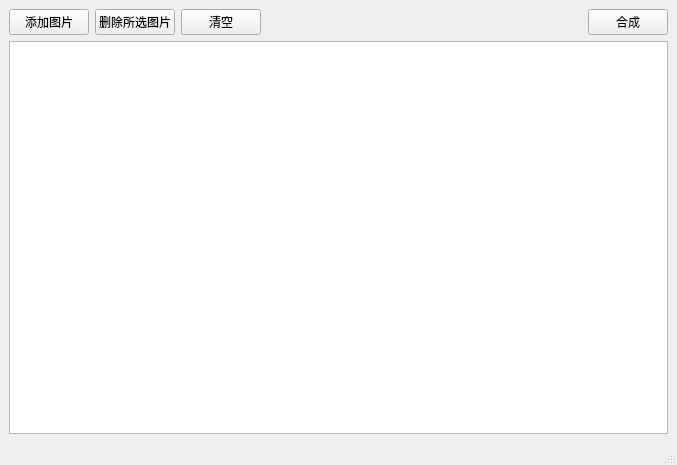
This is mainwindow.ui in jadulose/PDF-Compositor as Qt 5 draws it before an edit. The edited form follows.
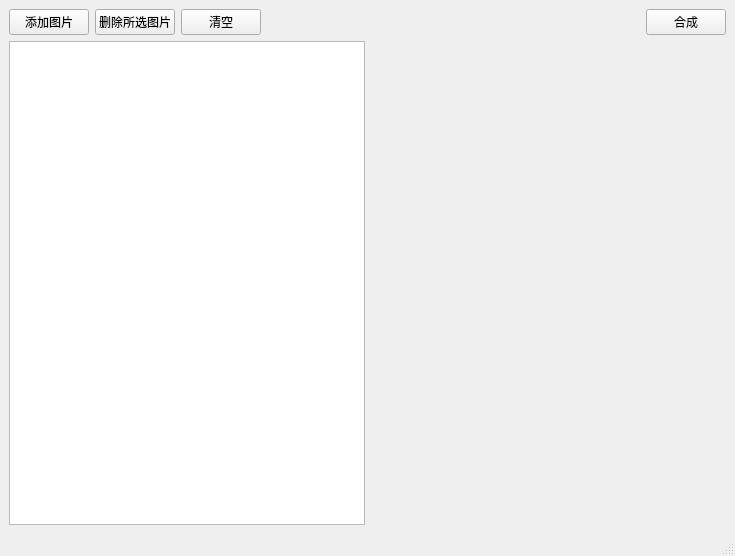
This is the edited form.

Commit message: Feature: drop photos and directories

What changed in the file:
```diff
--- a/mainwindow.ui
+++ b/mainwindow.ui
@@ -6,15 +6,34 @@
    <rect>
     <x>0</x>
     <y>0</y>
-    <width>677</width>
-    <height>465</height>
+    <width>735</width>
+    <height>556</height>
    </rect>
   </property>
   <property name="windowTitle">
    <string>PDF Compositer</string>
   </property>
   <widget class="QWidget" name="centralwidget">
-   <layout class="QVBoxLayout" name="verticalLayout">
+   <layout class="QGridLayout" name="gridLayout">
+    <item row="0" column="0">
+     <widget class="QStackedWidget" name="stackedWidget">
+      <property name="currentIndex">
+       <number>0</number>
+      </property>
+      <widget class="QWidget" name="page">
+       <layout class="QVBoxLayout" name="verticalLayout_2">
+        <property name="leftMargin">
+         <number>0</number>
+        </property>
+        <property name="topMargin">
+         <number>0</number>
+        </property>
+        <property name="rightMargin">
+         <number>0</number>
+        </property>
+        <property name="bottomMargin">
+         <number>0</number>
+        </property>
     <item>
      <layout class="QHBoxLayout" name="horizontalLayout">
       <item>
@@ -61,6 +80,8 @@
      </layout>
     </item>
     <item>
+         <layout class="QHBoxLayout" name="horizontalLayout_3" stretch="1,1">
+          <item>
      <widget class="QListWidget" name="listWidget">
       <property name="editTriggers">
        <set>QAbstractItemView::NoEditTriggers</set>
@@ -86,21 +107,136 @@
         <height>60</height>
        </size>
       </property>
-      <property name="movement">
-       <enum>QListView::Snap</enum>
-      </property>
-      <property name="layoutMode">
-       <enum>QListView::SinglePass</enum>
-      </property>
-      <property name="spacing">
-       <number>0</number>
-      </property>
-      <property name="viewMode">
-       <enum>QListView::ListMode</enum>
-      </property>
-      <property name="uniformItemSizes">
-       <bool>true</bool>
-      </property>
+           </widget>
+          </item>
+          <item>
+           <widget class="QWidget" name="widget" native="true">
+            <layout class="QVBoxLayout" name="verticalLayout" stretch="0,1">
+             <item>
+              <layout class="QHBoxLayout" name="horizontalLayout_4">
+               <item>
+                <spacer name="horizontalSpacer_3">
+                 <property name="orientation">
+                  <enum>Qt::Horizontal</enum>
+                 </property>
+                 <property name="sizeHint" stdset="0">
+                  <size>
+                   <width>40</width>
+                   <height>20</height>
+                  </size>
+                 </property>
+                </spacer>
+               </item>
+               <item>
+                <widget class="QLabel" name="label_title">
+                 <property name="text">
+                  <string/>
+                 </property>
+                </widget>
+               </item>
+               <item>
+                <spacer name="horizontalSpacer_4">
+                 <property name="orientation">
+                  <enum>Qt::Horizontal</enum>
+                 </property>
+                 <property name="sizeHint" stdset="0">
+                  <size>
+                   <width>40</width>
+                   <height>20</height>
+                  </size>
+                 </property>
+                </spacer>
+               </item>
+              </layout>
+             </item>
+             <item>
+              <layout class="QHBoxLayout" name="horizontalLayout_5">
+               <item>
+                <spacer name="horizontalSpacer_5">
+                 <property name="orientation">
+                  <enum>Qt::Horizontal</enum>
+                 </property>
+                 <property name="sizeHint" stdset="0">
+                  <size>
+                   <width>40</width>
+                   <height>20</height>
+                  </size>
+                 </property>
+                </spacer>
+               </item>
+               <item>
+                <widget class="QLabel" name="labe_pic">
+                 <property name="text">
+                  <string/>
+                 </property>
+                </widget>
+               </item>
+               <item>
+                <spacer name="horizontalSpacer_6">
+                 <property name="orientation">
+                  <enum>Qt::Horizontal</enum>
+                 </property>
+                 <property name="sizeHint" stdset="0">
+                  <size>
+                   <width>40</width>
+                   <height>20</height>
+                  </size>
+                 </property>
+                </spacer>
+               </item>
+              </layout>
+             </item>
+            </layout>
+           </widget>
+          </item>
+         </layout>
+        </item>
+       </layout>
+      </widget>
+      <widget class="QWidget" name="page_2">
+       <layout class="QHBoxLayout" name="horizontalLayout_6">
+        <item>
+         <spacer name="horizontalSpacer_7">
+          <property name="orientation">
+           <enum>Qt::Horizontal</enum>
+          </property>
+          <property name="sizeHint" stdset="0">
+           <size>
+            <width>179</width>
+            <height>20</height>
+           </size>
+          </property>
+         </spacer>
+        </item>
+        <item>
+         <widget class="QLabel" name="label">
+          <property name="font">
+           <font>
+            <pointsize>36</pointsize>
+            <weight>75</weight>
+            <bold>true</bold>
+           </font>
+          </property>
+          <property name="text">
+           <string>把图片扔在这里</string>
+          </property>
+         </widget>
+        </item>
+        <item>
+         <spacer name="horizontalSpacer_8">
+          <property name="orientation">
+           <enum>Qt::Horizontal</enum>
+          </property>
+          <property name="sizeHint" stdset="0">
+           <size>
+            <width>178</width>
+            <height>20</height>
+           </size>
+          </property>
+         </spacer>
+        </item>
+       </layout>
+      </widget>
      </widget>
     </item>
    </layout>
```
Left out of the diff: 2 changed lines with no effect on the pictures. Lines whose indentation alone changed are shown as unchanged. The commit also changes 2 other files.
